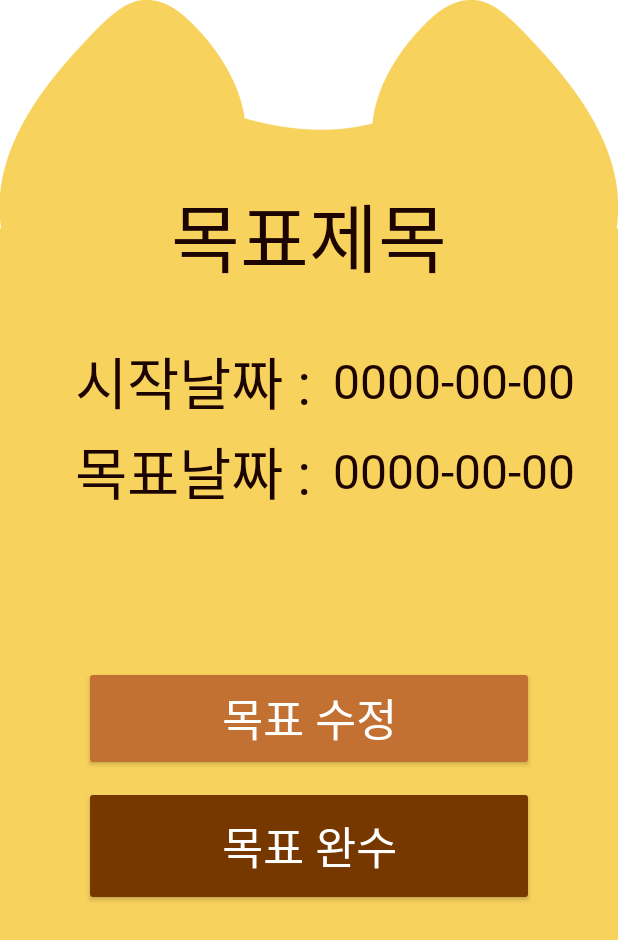
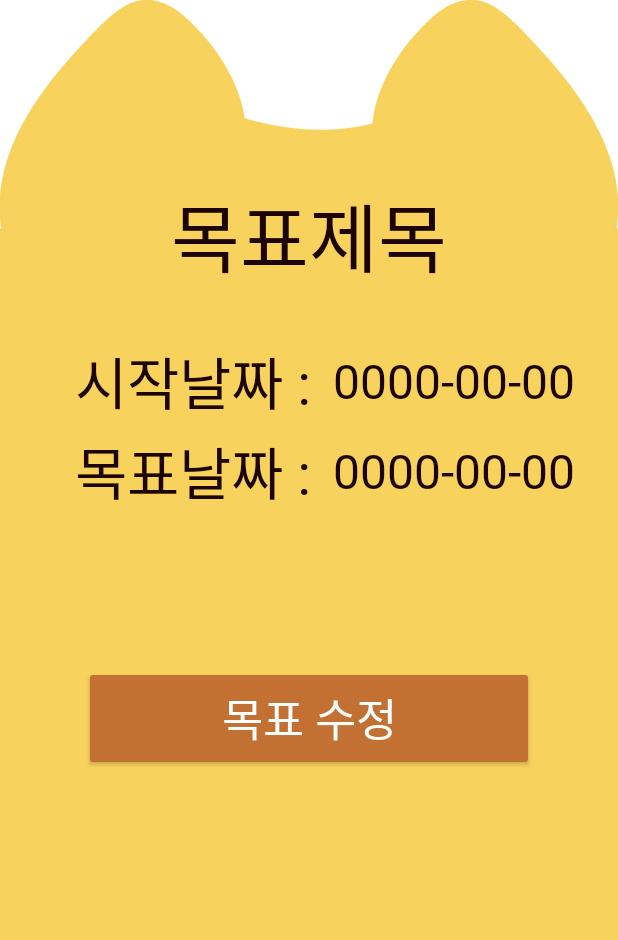
Before and after one commit to haeun0877/TimeCat, an Android app: the DetailedGoalActivity screen opened directly, with no data from a screen before it, after a tap on "목표 완수", on a phone screen of 412 x 824 dp. Shown: the top 940 px of the screen. Run offline under Robolectric (Android 15) with nearby library versions, the phone set to English and light mode, and no system bars; libraries missing offline, so code that uses them is left out: com.kakao.sdk; 9 statements that could not run were skipped.

Commit message:
Update Details

```diff
--- a/app/src/main/java/com/kakao/timecat/DetailedGoalActivity.kt
+++ b/app/src/main/java/com/kakao/timecat/DetailedGoalActivity.kt
@@ -39,6 +39,7 @@ class DetailedGoalActivity : AppCompatActivity() {
         goalFinish.setOnClickListener{
             mainLayout.setBackground(ContextCompat.getDrawable(this, R.drawable.back1))
             helper.updateFinishDate(userId, goalName, "yes")
+            goalFinish.visibility=View.INVISIBLE
         }
 
         if(goals.finish=="yes"){
```
